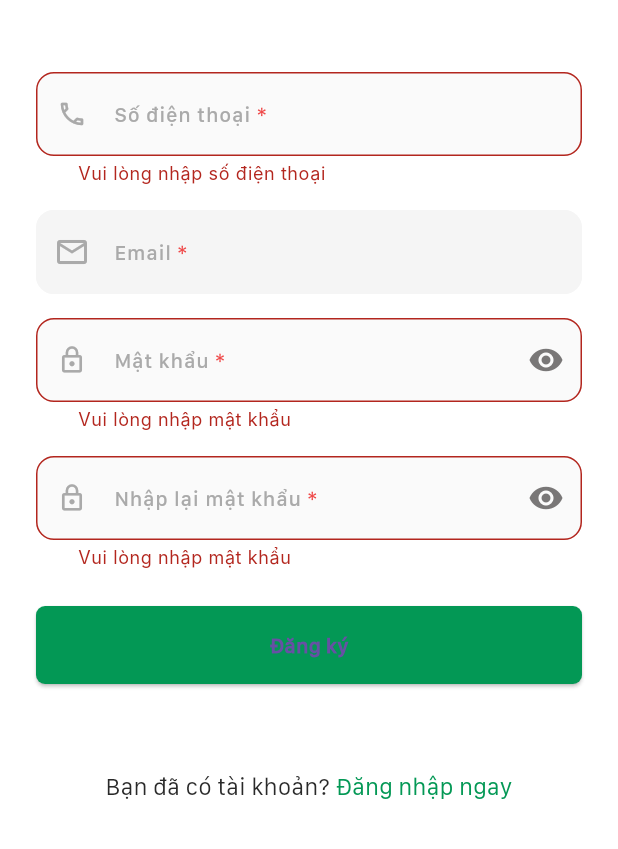
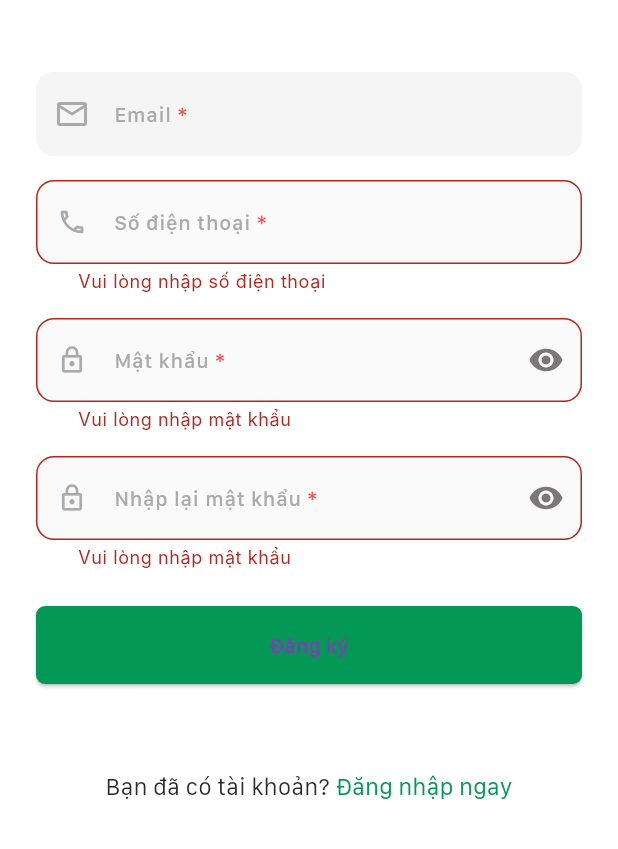
Before and after one commit to nhinguyen0408/pharmago-patient, a Flutter app: the RegisterPage screen opened by its route, after a tap on "Đăng ký", on a phone screen of 412 x 824 dp, the part 387-1236 px from its top. Run offline on Flutter 3.47's test engine with Material 3 defaults, Android fonts, the phone set to English and light mode, and no system bars; our stand-ins replace auto_route, bloc, cached_network_image, dio, dotted_line, equatable and 18 more; missing offline and left inert: dart:ffi; accounts and stored records are empty; generated files the repository leaves out were written again; Roboto replaces fonts that are missing (Inter); project files that could hold a hidden picture were left out.

Commit message:
fix check email đăng nhập

```diff
--- a/lib/data/apis/end_point.dart
+++ b/lib/data/apis/end_point.dart
@@ -16,6 +16,7 @@ class Api {
   static String activate = '$baseURL/api/account/v1/activate/';
   static String reSendOTP = '$baseURL/api/account/v1/re-send-otp/';
   static String persionalProfile = '$baseURL/api/account/v1/profile/';
+  static String checkFieldExist = '$baseURL/api/account/v1/check-exist/';
 
   static String refreshToken = '$baseURL/api/account/v1/refreshToken';
 
--- a/lib/presentation/views/authentication/cubit/register_cubit/register_cubit.dart
+++ b/lib/presentation/views/authentication/cubit/register_cubit/register_cubit.dart
@@ -1,6 +1,7 @@
 import 'package:flutter_bloc/flutter_bloc.dart';
 import 'package:injectable/injectable.dart';
 import 'package:pharmago_patient/presentation/shared/constants/enums/type_account_enum.dart';
+import 'package:pharmago_patient/presentation/views/authentication/domain/usecase/check_field_exist_use_case.dart';
 
 import '../../../../../data/models/base/response.dart';
 import '../../domain/usecase/register_use_case.dart';
@@ -8,9 +9,13 @@ import 'register_state.dart';
 
 @injectable
 class RegisterCubit extends Cubit<RegisterState> {
-  RegisterCubit(this._registerUseCase) : super(const RegisterState());
+  RegisterCubit(
+    this._registerUseCase,
+    this._checkFieldExistUseCase,
+  ) : super(const RegisterState());
 
   final RegisterUseCase _registerUseCase;
+  final CheckFieldExistUseCase _checkFieldExistUseCase;
 
   void accountTypeChange(AccountTypeEnum value) {
     emit(state.copyWith(accountType: value));
@@ -43,10 +48,14 @@ class RegisterCubit extends Cubit<RegisterState> {
       confirmPassword: confirmPassword ?? state.confirmPassword,
     ));
   }
+
+  Future<bool> checkEmailExist() async {
+    await checkEmailExist();
+    return state.isExistedEmail;
+  }
 }
 
 extension HandleApi on RegisterCubit {
-
   Future<BaseResponseModel> register() async {
     final input = RegisterInput(
       email: state.email,
@@ -57,4 +66,13 @@ extension HandleApi on RegisterCubit {
     final res = await _registerUseCase.execute(input);
     return res.response;
   }
+
+  Future<void> checkEmailExist() async {
+    final input = CheckFieldExistInput(
+      key: 'email',
+      value: state.email,
+    );
+    final res = await _checkFieldExistUseCase.execute(input);
+    emit(state.copyWith(isExistedEmail: res.response.code != 200));
+  }
 }
--- a/lib/presentation/views/authentication/cubit/register_cubit/register_state.dart
+++ b/lib/presentation/views/authentication/cubit/register_cubit/register_state.dart
@@ -20,8 +20,7 @@ class RegisterState with _$RegisterState {
     @Default('') String confirmPassword,
     @Default(false) bool showConfirmPassword,
     @Default(false) bool showPassword,
-
-
+    @Default(false) bool isExistedEmail,
     @Default(false) bool isLoading,
     @Default(AccountTypeEnum.admin) AccountTypeEnum accountType,
   }) = _RegisterState;
--- a/lib/presentation/views/authentication/domain/repositories/authentication_repository.dart
+++ b/lib/presentation/views/authentication/domain/repositories/authentication_repository.dart
@@ -24,4 +24,9 @@ abstract class AuthenticationRepository {
   Future<BaseResponseModel> reSendOTP({
     required String email,
   });
+
+  Future<BaseResponseModel> checkFieldExist({
+    required String value,
+    required String key,
+  });
 }
--- a/lib/presentation/views/authentication/screens/login_page.dart
+++ b/lib/presentation/views/authentication/screens/login_page.dart
@@ -208,7 +208,7 @@ class _LoginPageState extends State<LoginPage> {
       } else {
         DialogUtils.showErrorDialog(
           context,
-          content: 'Sai tên tài khoản hoặc mật khẩu',
+          content: '${value.message}',
         );
       }
     });
--- a/lib/presentation/views/authentication/screens/register_page.dart
+++ b/lib/presentation/views/authentication/screens/register_page.dart
@@ -70,6 +70,37 @@ class _RegisterPageState extends State<RegisterPage> {
                         ),
                         gapHeight(sp48),
                         AppInput(
+                          hintText: '',
+                          label: 'Email',
+                          backgroundColor: bg_4,
+                          borderColor: bg_4,
+                          prefixIcon: const Icon(
+                            Icons.email_outlined,
+                            color: greyColor,
+                          ),
+                          required: true,
+                          textInputType: TextInputType.emailAddress,
+                          onConfirm: (p0) => myBloc.checkEmailExist(),
+                          onTapOutside: myBloc.checkEmailExist,
+                          onChanged: (value) =>
+                              myBloc.formRegisterChange(email: value),
+                        ),
+                        Visibility(
+                          visible: state.isExistedEmail,
+                          child: Padding(
+                            padding:
+                                const EdgeInsets.only(left: sp24, top: sp8),
+                            child: SizedBox(
+                              width: double.infinity,
+                              child: Text(
+                                'Email đã được đăng ký',
+                                style: p7.copyWith(color: red_3),
+                              ),
+                            ),
+                          ),
+                        ),
+                        gapHeight(sp16),
+                        AppInput(
                           label: 'Số điện thoại',
                           hintText: 'Nhập số điện thoại của bạn',
                           textInputType: TextInputType.phone,
@@ -90,21 +121,6 @@ class _RegisterPageState extends State<RegisterPage> {
                               return 'Sai định dạng số điện thoại.';
                             }
                           },
-                      ),
-                      gapHeight(sp16),
-                      AppInput(
-                        hintText: '',
-                        label: 'Email',
-                        backgroundColor: bg_4,
-                        borderColor: bg_4,
-                        prefixIcon: const Icon(
-                          Icons.email_outlined,
-                          color: greyColor,
-                        ),
-                        required: true,
-                        textInputType: TextInputType.emailAddress,
-                        onChanged: (value) =>
-                            myBloc.formRegisterChange(email: value),
                         ),
                         gapHeight(sp16),
                         BlocBuilder<RegisterCubit, RegisterState>(
@@ -150,7 +166,8 @@ class _RegisterPageState extends State<RegisterPage> {
                                   maxLines: 1,
                                   required: true,
                                   onChanged: (value) {
-                                  myBloc.formRegisterChange(confirmPassword: value);
+                                    myBloc.formRegisterChange(
+                                        confirmPassword: value);
                                   },
                                   suffixIcon: InkWell(
                                     onTap: myBloc.showConfirmPasswordChange,
@@ -211,7 +228,9 @@ class _RegisterPageState extends State<RegisterPage> {
                               children: [
                                 TextSpan(
                                   text: 'Đăng nhập ngay',
-                                recognizer: TapGestureRecognizer()..onTap = () => context.router.push(const LoginRoute()),
+                                  recognizer: TapGestureRecognizer()
+                                    ..onTap = () =>
+                                        context.router.push(const LoginRoute()),
                                   style: p4.copyWith(color: green_1),
                                 ),
                               ],
@@ -251,7 +270,13 @@ class _RegisterPageState extends State<RegisterPage> {
     if (validate == false) {
       return;
     }
-    DialogUtils.showLoadingDialog(context, content: 'Đang đăng ký vui lòng đợi!');
+    if (await myBloc.checkEmailExist()) {
+      return;
+    }
+    DialogUtils.showLoadingDialog(
+      context,
+      content: 'Đang đăng ký vui lòng đợi!',
+    );
     myBloc.register().then((value) {
       Navigator.of(context).pop();
       if (value.code == 200) {
```
Also changed, not shown: lib/presentation/views/authentication/data/repositories/authentication_repository_impl.dart (+26 -2 lines), lib/presentation/views/authentication/domain/usecase/check_field_exist_use_case.dart (added, +45 -0 lines). Lines whose indentation alone changed are shown as unchanged.
